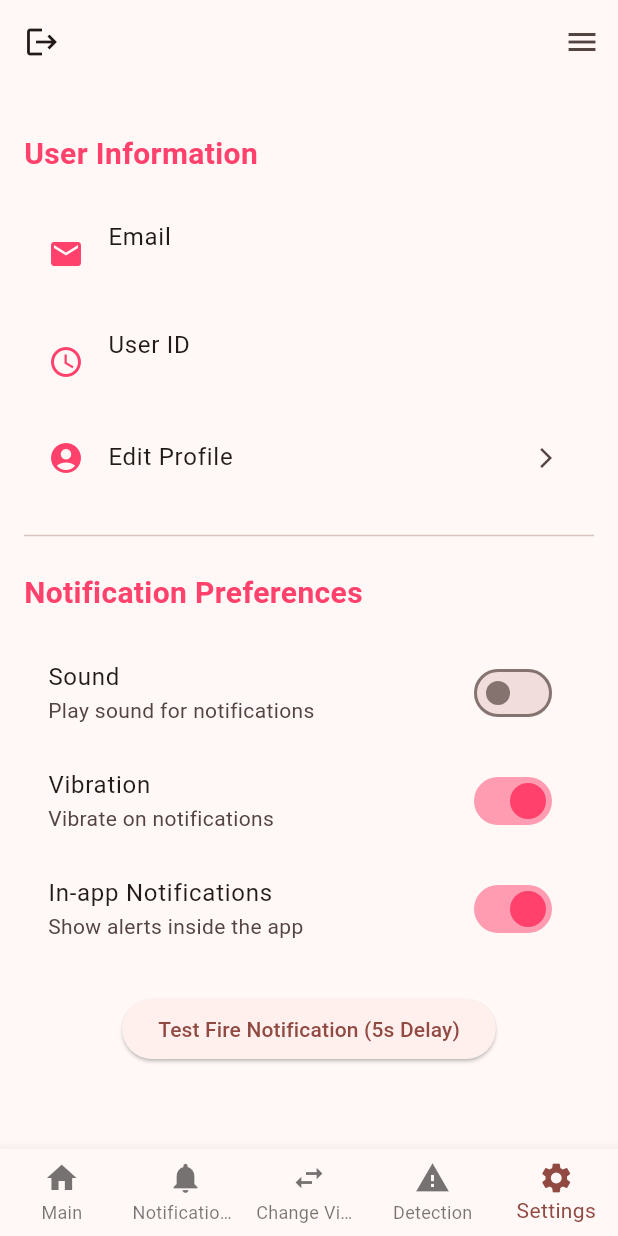
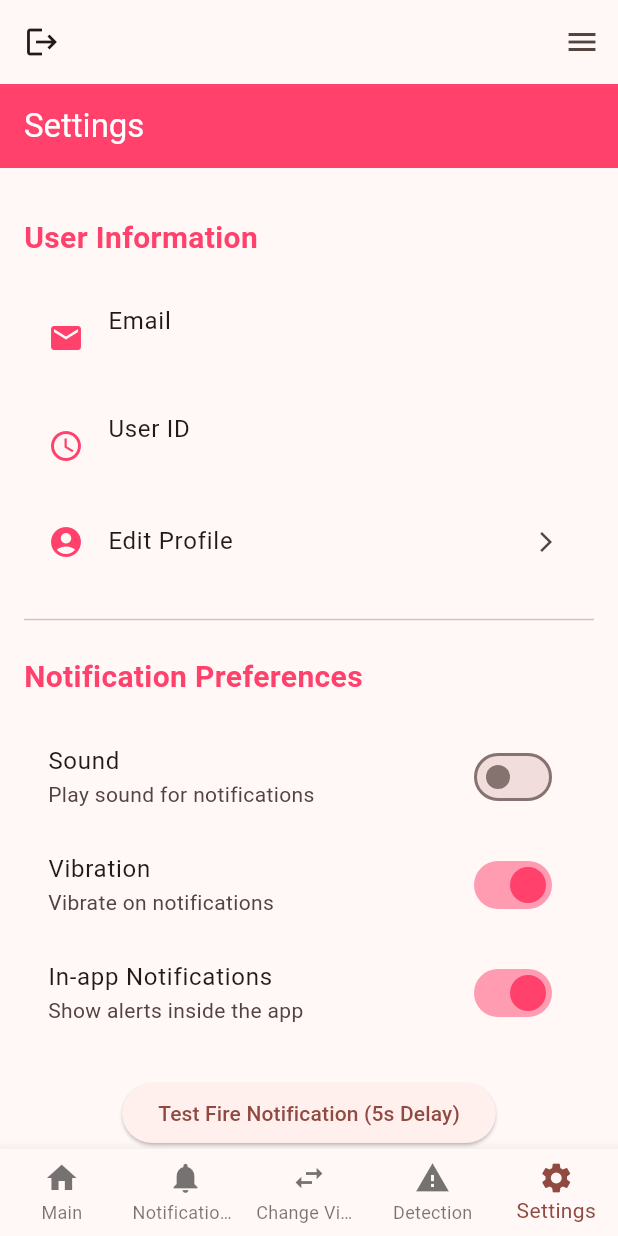
Before and after one commit to cemresuuzun/BlazeSense, a Flutter app: the MainPage screen opened directly, item 5 of the bottom bar chosen, after a tap on "Sound", on a phone screen of 412 x 824 dp. Run offline on Flutter 3.47's test engine with Material 3 defaults, Android fonts, the phone set to English and light mode, and no system bars; our stand-ins replace camera, flutter_local_notifications, fluttertoast, supabase_flutter, vibration; accounts and stored records are empty; network calls fail.

Commit message:
Notification Log page created Notification_log redirects to settings page log page connected to database

```diff
--- a/Mobile App/lib/notification/notification_service.dart
+++ b/Mobile App/lib/notification/notification_service.dart
@@ -1,5 +1,6 @@
 import 'package:flutter/material.dart';
 import 'package:flutter_local_notifications/flutter_local_notifications.dart';
+import 'package:fluttertoast/fluttertoast.dart';
 import 'package:supabase_flutter/supabase_flutter.dart';
 import 'package:vibration/vibration.dart';
 import '../main.dart'; // to access navigatorKey from main.dart
@@ -79,10 +80,10 @@ Future<void> showFireNotification(String message) async {
         ),
       );
     } else {
-      print("Could not show dialog: context is null or not mounted");
+      print("⚠️ Could not show dialog: context is null or not mounted");
     }
   } else {
-    //  App is in background — show standard notification
+    // ✅ App is in background — show standard notification
     await flutterLocalNotificationsPlugin.show(
       0,
       '🔥 Fire Detected!',
@@ -90,7 +91,6 @@ Future<void> showFireNotification(String message) async {
       platform,
     );
   }
-
 
   //  Vibration (if enabled)
   final hasVibrator = await Vibration.hasVibrator();
--- a/Mobile App/lib/pages/main_page.dart
+++ b/Mobile App/lib/pages/main_page.dart
@@ -26,7 +26,7 @@ class _MainPageState extends State<MainPage> {
 
   final List<Widget> _pages = [
     CameraView(), // 👈 this is your beautiful camera UI
-    const NotificationLogsPage(),
+    const NotificationLogPage(),
     const ChangeViewPage(),
     const DetectionLogsPage(),
     const SettingsPage(),
@@ -54,28 +54,41 @@ class _MainPageState extends State<MainPage> {
     detectionChannel
         .on(
       RealtimeListenTypes.postgresChanges,
-      ChannelFilter(event: 'INSERT', schema: 'public', table: 'detection_log'),
+      ChannelFilter(
+        event: 'INSERT',
+        schema: 'public',
+        table: 'notifications',
+      ),
           (payload, [ref]) {
         if (!mounted) return;
-        final cam = payload['new']['camera_id'];
-        final msg = '🔥 Fire detected on camera $cam';
-        showFireNotification(msg);
+
+        final dynamic cam = payload['new']['camera_id'];
+        final String msg = '🔥 Fire detected on camera $cam';
+        final String id = payload['new']['id']; // 👈 this is your notificationId
+
+        showFireNotification(msg); // ✅
       },
     )
+
         .subscribe();
 
     notificationChannel = supabase.channel('public:notifications');
+
     notificationChannel
         .on(
       RealtimeListenTypes.postgresChanges,
       ChannelFilter(event: 'INSERT', schema: 'public', table: 'notifications'),
           (payload, [ref]) {
         if (!mounted) return;
-        final msg = payload['new']['message'] ?? 'New notification';
+
+        final String msg = payload['new']['message'] ?? 'New notification';
+        final String id = payload['new']['id']; // 🔥 this is the UUID you need
+
         showFireNotification(msg);
       },
     )
         .subscribe();
+
   }
 
 
--- a/Mobile App/lib/pages/settings_page.dart
+++ b/Mobile App/lib/pages/settings_page.dart
@@ -43,7 +43,6 @@ class _SettingsPageState extends State<SettingsPage> {
     } catch (e) {
       print("⚠️ No settings found for this user. Creating defaults...");
 
-      // 👶 Insert default settings
       await Supabase.instance.client.from('settings').insert({
         'user_id': user?.id,
         'sound_enabled': true,
@@ -59,19 +58,24 @@ class _SettingsPageState extends State<SettingsPage> {
     }
   }
 
-
   Future<void> updateUserPreference(String key, bool value) async {
     if (user == null) return;
 
     await Supabase.instance.client
-        .from('settings') // ✅ fixed here
+        .from('settings')
         .update({key: value})
-        .eq('user_id', user!.id); // ✅ fixed here
+        .eq('user_id', user!.id);
   }
 
   @override
   Widget build(BuildContext context) {
-    return ListView(
+    return Scaffold(
+      appBar: AppBar(
+        title: const Text('Settings'),
+        backgroundColor: const Color(0xFFFF416C),
+        foregroundColor: Colors.white,
+      ),
+      body: ListView(
         padding: const EdgeInsets.all(16),
         children: [
           // User Info
@@ -131,7 +135,6 @@ class _SettingsPageState extends State<SettingsPage> {
                 ),
                 const SizedBox(height: 16),
 
-              //  Sound toggle
                 SwitchListTile(
                   title: const Text('Sound'),
                   subtitle: const Text('Play sound for notifications'),
@@ -144,8 +147,6 @@ class _SettingsPageState extends State<SettingsPage> {
                     await updateUserPreference('sound_enabled', value);
                   },
                 ),
-
-              //  Vibration toggle
                 SwitchListTile(
                   title: const Text('Vibration'),
                   subtitle: const Text('Vibrate on notifications'),
@@ -158,8 +159,6 @@ class _SettingsPageState extends State<SettingsPage> {
                     await updateUserPreference('vibration_enabled', value);
                   },
                 ),
-
-              //  In-app notifications toggle
                 SwitchListTile(
                   title: const Text('In-app Notifications'),
                   subtitle: const Text('Show alerts inside the app'),
@@ -172,10 +171,8 @@ class _SettingsPageState extends State<SettingsPage> {
                     await updateUserPreference('in_app_notifications', value);
                   },
                 ),
-
                 const SizedBox(height: 20),
 
-              // Test Button
                 Center(
                   child: ElevatedButton(
                     onPressed: () async {
@@ -191,6 +188,7 @@ class _SettingsPageState extends State<SettingsPage> {
             ),
           ),
         ],
+      ),
     );
   }
 }
```
Also changed, not shown: Mobile App/lib/pages/notification_logs_page.dart (+123 -4 lines), 1 other file. Lines whose indentation alone changed are shown as unchanged.
